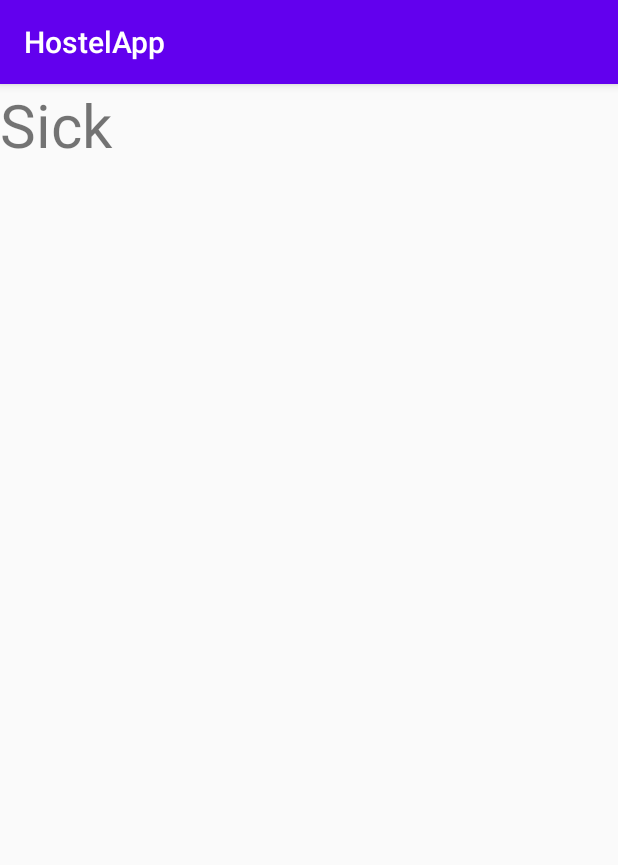
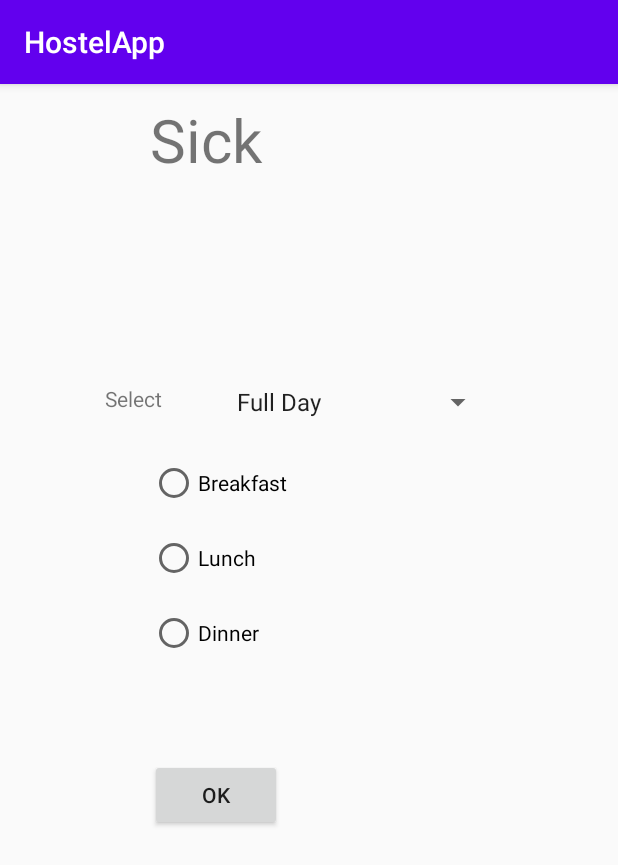
Before and after one commit to noorulahsanpp/Hostel_Management-Android, an Android app: the Sick screen opened directly, with no data from a screen before it, on a phone screen of 412 x 824 dp. Shown: the top 865 px of the screen. Run offline under Robolectric (Android 15) with nearby library versions, the phone set to English and light mode, and no system bars.

Commit message:
sick partially completed

```diff
--- a/app/src/main/java/com/example/hostelapp/Home.java
+++ b/app/src/main/java/com/example/hostelapp/Home.java
@@ -61,6 +61,7 @@ public class Home extends AppCompatActivity {
         MessoutBtn = (Button)findViewById(R.id.button8);
         SickBtn = (Button)findViewById(R.id.button9);
 
+
         DocumentReference documentReference = firebaseFirestore.collection("users").document(userID);
         documentReference.addSnapshotListener(this, new EventListener<DocumentSnapshot>() {
             @Override
@@ -69,6 +70,8 @@ public class Home extends AppCompatActivity {
                 userNameView.setText("Welcome "+documentSnapshot.getString("Name"));
             }
         });
+
+
 
         profilePicture.setOnClickListener(new View.OnClickListener() {
             @Override
--- a/app/src/main/java/com/example/hostelapp/Sick.java
+++ b/app/src/main/java/com/example/hostelapp/Sick.java
@@ -2,13 +2,57 @@ package com.example.hostelapp;
 
 import androidx.appcompat.app.AppCompatActivity;
 
+import android.content.Intent;
 import android.os.Bundle;
+import android.view.View;
+import android.widget.AdapterView;
+import android.widget.ArrayAdapter;
+import android.widget.Button;
+import android.widget.Spinner;
+import android.widget.Toast;
 
-public class Sick extends AppCompatActivity {
+import java.util.ArrayList;
+import java.util.List;
+
+public class Sick extends AppCompatActivity implements AdapterView.OnItemSelectedListener{
+    Spinner spinner;
+    Button button14;
+
 
     @Override
     protected void onCreate(Bundle savedInstanceState) {
         super.onCreate(savedInstanceState);
         setContentView(R.layout.activity_sick);
+
+        spinner = (Spinner)findViewById(R.id.spinner);
+        button14=(Button)findViewById(R.id.button14);
+        spinner.setOnItemSelectedListener(this);
+        List<String> categories = new ArrayList<>();
+        categories.add("Full Day");
+        categories.add("Custom");
+
+         ArrayAdapter<String> adapter = new ArrayAdapter<>(this,android.R.layout.simple_spinner_item,categories);
+        adapter.setDropDownViewResource(android.R.layout.simple_spinner_dropdown_item);
+        spinner.setAdapter(adapter);
+
+        button14.setOnClickListener(new View.OnClickListener() {
+            @Override
+            public void onClick(View v) {
+                startActivity(new Intent(Sick.this,Home.class));
+            }
+        });
+
+    }
+
+    @Override
+    public void onItemSelected(AdapterView<?> parent, View view, int position, long id) {
+        String item = parent.getItemAtPosition(position).toString();
+        Toast.makeText(getBaseContext(),parent.getItemAtPosition(position)+" selected",Toast.LENGTH_LONG).show();
+
+    }
+
+    @Override
+    public void onNothingSelected(AdapterView<?> parent) {
+
     }
 }
--- a/app/src/main/res/layout/activity_home.xml
+++ b/app/src/main/res/layout/activity_home.xml
@@ -56,7 +56,7 @@
                 android:layout_width="wrap_content"
                 android:layout_height="wrap_content"
                 android:layout_marginLeft="40dp"
-                android:textSize="40sp" />
+                android:textSize="24sp" />
 
             <Button
                 android:id="@+id/button2"
@@ -68,10 +68,17 @@
 
             <ImageView
                 android:id="@+id/imageView2"
-                android:layout_width="70dp"
-                android:layout_height="70dp"
+                android:layout_width="97dp"
+                android:layout_height="101dp"
                 android:layout_marginLeft="300dp"
-                tools:srcCompat="@tools:sample/avatars" />
+                android:adjustViewBounds="true"
+                android:clickable="true"
+                android:scaleType="centerInside"
+                android:visibility="visible"
+                app:srcCompat="@drawable/ic_launcher_foreground"
+                tools:src="@tools:sample/avatars[0]"
+                tools:srcCompat="@tools:sample/avatars"
+                tools:visibility="visible" />
 
         </RelativeLayout>
 </LinearLayout>
--- a/app/src/main/res/layout/activity_profile.xml
+++ b/app/src/main/res/layout/activity_profile.xml
@@ -12,12 +12,13 @@
 
         <ImageView
             android:id="@+id/imageView"
-        android:layout_marginTop="10dp"
-        android:layout_marginLeft="140dp"
             android:layout_width="130dp"
             android:layout_height="130dp"
+            android:layout_marginLeft="140dp"
+            android:layout_marginTop="10dp"
+            android:adjustViewBounds="true"
             android:scaleType="fitXY"
-        android:adjustViewBounds="true"
+            app:srcCompat="@drawable/ic_launcher_foreground"
             tools:srcCompat="@tools:sample/avatars" />
 
     <EditText
--- a/app/src/main/res/layout/activity_sick.xml
+++ b/app/src/main/res/layout/activity_sick.xml
@@ -1,17 +1,73 @@
 <?xml version="1.0" encoding="utf-8"?>
-<androidx.constraintlayout.widget.ConstraintLayout xmlns:android="http://schemas.android.com/apk/res/android"
+<LinearLayout xmlns:android="http://schemas.android.com/apk/res/android"
     xmlns:app="http://schemas.android.com/apk/res-auto"
     xmlns:tools="http://schemas.android.com/tools"
     android:layout_width="match_parent"
     android:layout_height="match_parent"
-    tools:context=".Sick">
+    tools:context=".Home">
+
+    <RelativeLayout
+        android:layout_width="match_parent"
+        android:layout_height="match_parent">
 
         <TextView
             android:id="@+id/textView9"
             android:layout_width="168dp"
             android:layout_height="82dp"
+            android:layout_marginLeft="100dp"
+            android:layout_marginTop="10dp"
             android:text="Sick"
             android:textSize="40sp"
             tools:layout_editor_absoluteX="155dp"
             tools:layout_editor_absoluteY="58dp" />
-</androidx.constraintlayout.widget.ConstraintLayout>
+
+        <RadioButton
+            android:id="@+id/radioButton"
+            android:layout_width="124dp"
+            android:layout_height="wrap_content"
+            android:layout_marginLeft="100dp"
+            android:layout_marginTop="250dp"
+            android:text="Breakfast"
+            />
+
+        <RadioButton
+            android:id="@+id/radioButton1"
+            android:layout_width="153dp"
+            android:layout_height="wrap_content"
+            android:layout_marginLeft="100dp"
+            android:layout_marginTop="300dp"
+            android:text="Lunch"
+           />
+
+        <RadioButton
+            android:id="@+id/radioButton2"
+            android:layout_width="91dp"
+            android:layout_height="wrap_content"
+            android:layout_marginLeft="100dp"
+            android:layout_marginTop="350dp"
+            android:text="Dinner" />
+
+        <Spinner
+            android:id="@+id/spinner"
+            android:layout_width="179dp"
+            android:layout_height="wrap_content"
+            android:layout_marginLeft="150dp"
+            android:layout_marginTop="200dp" />
+
+        <TextView
+            android:id="@+id/textView10"
+            android:layout_width="wrap_content"
+            android:layout_height="wrap_content"
+            android:layout_marginLeft="70dp"
+            android:layout_marginTop="200dp"
+            android:text="Select" />
+
+        <Button
+            android:id="@+id/button14"
+            android:layout_width="wrap_content"
+            android:layout_height="wrap_content"
+            android:layout_marginLeft="100dp"
+            android:layout_marginTop="450dp"
+            android:text="OK" />
+    </RelativeLayout>
+</LinearLayout>
--- a/app/src/main/res/values/strings.xml
+++ b/app/src/main/res/values/strings.xml
@@ -1,3 +1,5 @@
 <resources>
     <string name="app_name">HostelApp</string>
+
+
 </resources>
```
Lines whose indentation alone changed are shown as unchanged.
